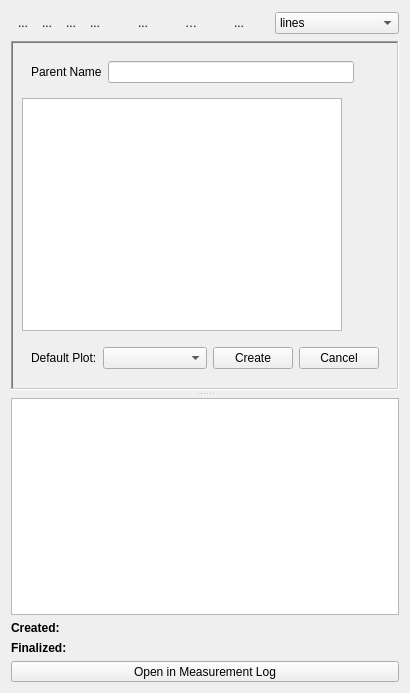
Before: the Qt Designer form ui/NamedTraceui.ui in pyIonControl/IonControl, drawn with Qt 5.
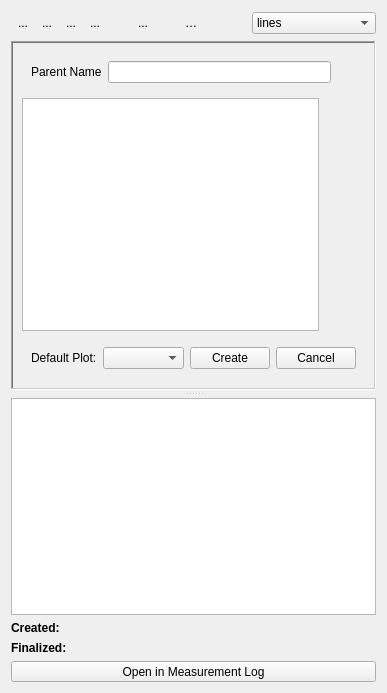
After: the same form once the commit is applied. Icons and pictures are not drawn. Custom widgets are drawn as their Qt base class.

Commit message: bugfixes: can now unpickle user-defined voltage functions in localVoltageAdjust fields. Also fixed a few minor bugs with UserFunctionsEditor and NamedTrace GUIs

Diff of the .ui file:
```diff
--- a/ui/NamedTraceui.ui
+++ b/ui/NamedTraceui.ui
@@ -268,23 +268,6 @@
        </property>
       </widget>
      </item>
-     <item>
-      <widget class="QToolButton" name="showOnlyLastButton">
-       <property name="toolTip">
-        <string>Show only last dataset</string>
-       </property>
-       <property name="text">
-        <string>...</string>
-       </property>
-       <property name="icon">
-        <iconset resource="Experiment.qrc">
-         <normaloff>:/openicon/icons/games-solve.png</normaloff>:/openicon/icons/games-solve.png</iconset>
-       </property>
-       <property name="autoRaise">
-        <bool>true</bool>
-       </property>
-      </widget>
-     </item>
      <item>
       <spacer name="horizontalSpacer">
        <property name="orientation">
```
The commit also changes 5 other files.
